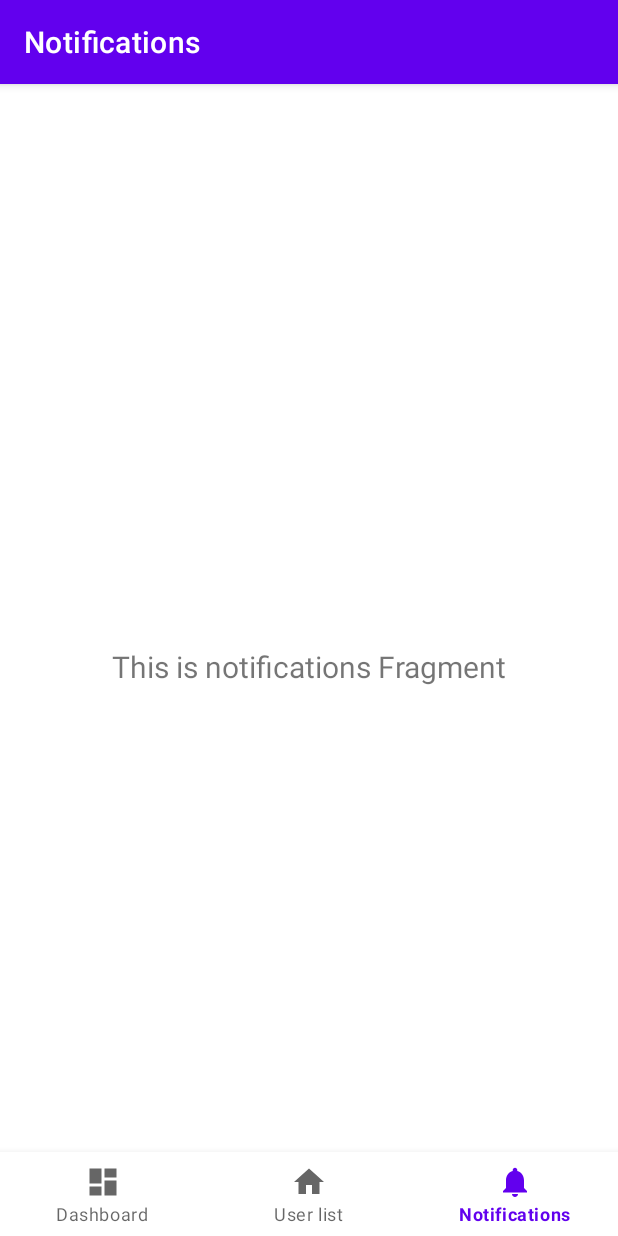
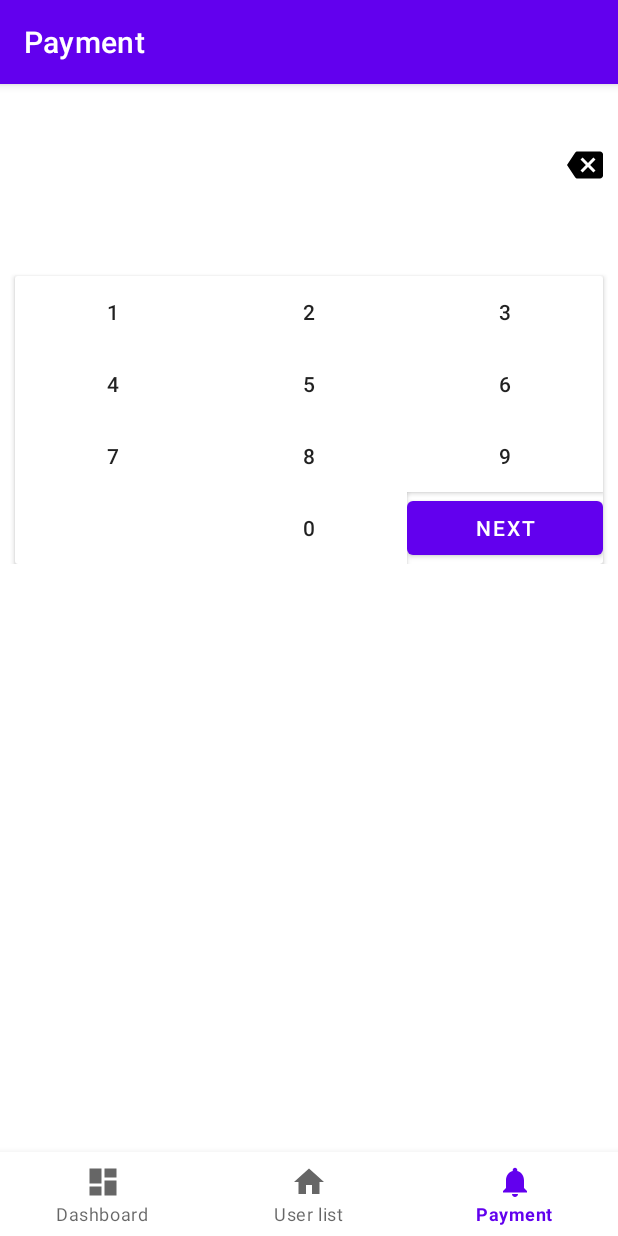
Before and after one commit to mutaquihadev/xitiqueapp, an Android app: the screen it shows after launch (MainActivity), item 3 of the bottom bar chosen, on a phone screen of 412 x 824 dp. Run offline under Robolectric (Android 15) with nearby library versions, the phone set to English and light mode, and no system bars; our stand-ins replace Dagger/Hilt's generated code, Firebase (no records; nobody signed in at launch, a user with empty details on screens opened directly), navigation-ui.

Commit message:
included screen of payment

```diff
--- a/app/src/main/java/com/kriaactividade/xitiqueapp/MainActivity.kt
+++ b/app/src/main/java/com/kriaactividade/xitiqueapp/MainActivity.kt
@@ -34,7 +34,7 @@ class MainActivity : AppCompatActivity() {
         // menu should be considered as top level destinations.
         val appBarConfiguration = AppBarConfiguration(
             setOf(
-                R.id.navigation_user_list, R.id.navigation_dashboard, R.id.navigation_notifications
+                R.id.navigation_user_list, R.id.navigation_dashboard, R.id.navigation_payment
             )
         )
         setupActionBarWithNavController(navController, appBarConfiguration)
--- a/app/src/main/java/com/kriaactividade/xitiqueapp/ui/notifications/NotificationsFragment.kt
+++ /dev/null
@@ -1,42 +0,0 @@
-package com.kriaactividade.xitiqueapp.ui.notifications
-
-import android.os.Bundle
-import android.view.LayoutInflater
-import android.view.View
-import android.view.ViewGroup
-import android.widget.TextView
-import androidx.fragment.app.Fragment
-import androidx.lifecycle.ViewModelProvider
-import com.kriaactividade.xitiqueapp.databinding.FragmentNotificationsBinding
-
-class NotificationsFragment : Fragment() {
-
-    private var _binding: FragmentNotificationsBinding? = null
-
-    // This property is only valid between onCreateView and
-    // onDestroyView.
-    private val binding get() = _binding!!
-
-    override fun onCreateView(
-        inflater: LayoutInflater,
-        container: ViewGroup?,
-        savedInstanceState: Bundle?
-    ): View {
-        val notificationsViewModel =
-            ViewModelProvider(this).get(NotificationsViewModel::class.java)
-
-        _binding = FragmentNotificationsBinding.inflate(inflater, container, false)
-        val root: View = binding.root
-
-        val textView: TextView = binding.textNotifications
-        notificationsViewModel.text.observe(viewLifecycleOwner) {
-            textView.text = it
-        }
-        return root
-    }
-
-    override fun onDestroyView() {
-        super.onDestroyView()
-        _binding = null
-    }
-}
--- a/app/src/main/java/com/kriaactividade/xitiqueapp/ui/notifications/NotificationsViewModel.kt
+++ /dev/null
@@ -1,13 +0,0 @@
-package com.kriaactividade.xitiqueapp.ui.notifications
-
-import androidx.lifecycle.LiveData
-import androidx.lifecycle.MutableLiveData
-import androidx.lifecycle.ViewModel
-
-class NotificationsViewModel : ViewModel() {
-
-    private val _text = MutableLiveData<String>().apply {
-        value = "This is notifications Fragment"
-    }
-    val text: LiveData<String> = _text
-}
--- /dev/null
+++ b/app/src/main/java/com/kriaactividade/xitiqueapp/ui/payment/PaymentFragment.kt
@@ -0,0 +1,79 @@
+package com.kriaactividade.xitiqueapp.ui.payment
+
+import android.os.Bundle
+import android.view.LayoutInflater
+import android.view.View
+import android.view.ViewGroup
+import androidx.fragment.app.Fragment
+import com.kriaactividade.xitiqueapp.databinding.FragmentPaymentBinding
+import dagger.hilt.android.AndroidEntryPoint
+
+@AndroidEntryPoint
+class PaymentFragment : Fragment() {
+
+    private lateinit var binding: FragmentPaymentBinding
+
+    override fun onCreateView(
+        inflater: LayoutInflater,
+        container: ViewGroup?,
+        savedInstanceState: Bundle?
+    ): View {
+        binding = FragmentPaymentBinding.inflate(layoutInflater)
+
+        setClickInCalculator()
+        clickToClearValues()
+
+        return binding.root
+    }
+
+    private fun clickToClearValues() {
+        binding.clearText.setOnClickListener {
+            if (binding.textNotifications.text.isNotEmpty()) {
+                val size = 0
+                val sizeString = binding.textNotifications.length() - 1
+                val textClear = binding.textNotifications.text.substring(size, sizeString)
+                binding.textNotifications.text = textClear
+            }
+        }
+    }
+
+    private fun setClickInCalculator() {
+        binding.layoutCalculator.apply {
+            btnZero.setOnClickListener {
+                setValueInCalculator("0")
+            }
+            btnOne.setOnClickListener {
+                setValueInCalculator("1")
+            }
+            btnTwo.setOnClickListener {
+                setValueInCalculator("2")
+            }
+            btnThree.setOnClickListener {
+                setValueInCalculator("3")
+            }
+            btnFour.setOnClickListener {
+                setValueInCalculator("4")
+            }
+            btnFive.setOnClickListener {
+                setValueInCalculator("5")
+            }
+            btnSix.setOnClickListener {
+                setValueInCalculator("6")
+            }
+            btnSeven.setOnClickListener {
+                setValueInCalculator("7")
+            }
+            btnEight.setOnClickListener {
+                setValueInCalculator("8")
+            }
+            btnNine.setOnClickListener {
+                setValueInCalculator("9")
+            }
+        }
+    }
+
+    private fun setValueInCalculator(value: String) {
+        binding.textNotifications.append(value)
+    }
+
+}
--- /dev/null
+++ b/app/src/main/java/com/kriaactividade/xitiqueapp/ui/payment/PaymentViewModel.kt
@@ -0,0 +1,8 @@
+package com.kriaactividade.xitiqueapp.ui.payment
+
+import androidx.lifecycle.ViewModel
+
+class PaymentViewModel : ViewModel() {
+
+
+}
--- /dev/null
+++ b/app/src/main/res/drawable/baseline_backspace_24.xml
@@ -0,0 +1,5 @@
+<vector android:autoMirrored="true" android:height="24dp"
+    android:tint="#000000" android:viewportHeight="24"
+    android:viewportWidth="24" android:width="24dp" xmlns:android="http://schemas.android.com/apk/res/android">
+    <path android:fillColor="@android:color/white" android:pathData="M22,3L7,3c-0.69,0 -1.23,0.35 -1.59,0.88L0,12l5.41,8.11c0.36,0.53 0.9,0.89 1.59,0.89h15c1.1,0 2,-0.9 2,-2L24,5c0,-1.1 -0.9,-2 -2,-2zM19,15.59L17.59,17 14,13.41 10.41,17 9,15.59 12.59,12 9,8.41 10.41,7 14,10.59 17.59,7 19,8.41 15.41,12 19,15.59z"/>
+</vector>
--- a/app/src/main/res/layout/fragment_notifications.xml
+++ /dev/null
@@ -1,22 +0,0 @@
-<?xml version="1.0" encoding="utf-8"?>
-<androidx.constraintlayout.widget.ConstraintLayout xmlns:android="http://schemas.android.com/apk/res/android"
-    xmlns:app="http://schemas.android.com/apk/res-auto"
-    xmlns:tools="http://schemas.android.com/tools"
-    android:layout_width="match_parent"
-    android:layout_height="match_parent"
-    tools:context=".ui.notifications.NotificationsFragment">
-
-    <TextView
-        android:id="@+id/text_notifications"
-        android:layout_width="match_parent"
-        android:layout_height="wrap_content"
-        android:layout_marginStart="8dp"
-        android:layout_marginTop="8dp"
-        android:layout_marginEnd="8dp"
-        android:textAlignment="center"
-        android:textSize="20sp"
-        app:layout_constraintBottom_toBottomOf="parent"
-        app:layout_constraintEnd_toEndOf="parent"
-        app:layout_constraintStart_toStartOf="parent"
-        app:layout_constraintTop_toTopOf="parent" />
-</androidx.constraintlayout.widget.ConstraintLayout>
--- /dev/null
+++ b/app/src/main/res/layout/fragment_payment.xml
@@ -0,0 +1,42 @@
+<?xml version="1.0" encoding="utf-8"?>
+<androidx.constraintlayout.widget.ConstraintLayout xmlns:android="http://schemas.android.com/apk/res/android"
+    xmlns:app="http://schemas.android.com/apk/res-auto"
+    xmlns:tools="http://schemas.android.com/tools"
+    android:layout_width="match_parent"
+    android:layout_height="match_parent"
+    tools:context=".ui.payment.PaymentFragment">
+
+    <TextView
+        android:id="@+id/text_notifications"
+        android:layout_width="0dp"
+        android:layout_height="100dp"
+        android:layout_margin="8dp"
+        android:textAlignment="center"
+        android:gravity="center"
+        android:textSize="24sp"
+        android:textColor="@color/black"
+        android:textStyle="bold"
+        app:layout_constraintEnd_toStartOf="@id/clear_text"
+        app:layout_constraintStart_toStartOf="parent"
+        app:layout_constraintTop_toTopOf="parent" />
+
+    <ImageButton
+        android:id="@+id/clear_text"
+        android:layout_width="wrap_content"
+        android:layout_height="wrap_content"
+        android:background="@android:color/transparent"
+        android:padding="10dp"
+        android:src="@drawable/baseline_backspace_24"
+        app:layout_constraintBottom_toBottomOf="@+id/text_notifications"
+        app:layout_constraintEnd_toEndOf="parent"
+        app:layout_constraintStart_toEndOf="@id/text_notifications"
+        app:layout_constraintTop_toTopOf="parent" />
+
+        <include android:layout_width="match_parent"
+            android:id="@+id/layout_calculator"
+            android:layout_height="wrap_content"
+            android:layout_marginTop="10dp"
+            app:layout_constraintTop_toBottomOf="@id/text_notifications"
+            layout="@layout/layout_calculator"
+            />
+</androidx.constraintlayout.widget.ConstraintLayout>
--- /dev/null
+++ b/app/src/main/res/layout/layout_calculator.xml
@@ -0,0 +1,142 @@
+<?xml version="1.0" encoding="utf-8"?>
+<androidx.constraintlayout.widget.ConstraintLayout xmlns:android="http://schemas.android.com/apk/res/android"
+    xmlns:app="http://schemas.android.com/apk/res-auto"
+    xmlns:tools="http://schemas.android.com/tools"
+    android:layout_width="match_parent"
+    android:layout_height="match_parent">
+
+    <androidx.cardview.widget.CardView
+        android:layout_width="match_parent"
+        android:layout_height="wrap_content"
+        android:layout_margin="10dp"
+        app:layout_constraintEnd_toEndOf="parent"
+        app:layout_constraintStart_toStartOf="parent"
+        app:layout_constraintTop_toTopOf="parent">
+
+        <androidx.constraintlayout.widget.ConstraintLayout
+            android:layout_width="match_parent"
+            android:layout_height="wrap_content">
+
+            <androidx.appcompat.widget.AppCompatButton
+                android:id="@+id/btn_one"
+                android:background="@color/white"
+                android:layout_width="0dp"
+                android:layout_height="wrap_content"
+                android:text="1"
+                app:layout_constraintEnd_toStartOf="@id/btn_two"
+                app:layout_constraintStart_toStartOf="parent"
+                app:layout_constraintTop_toTopOf="parent" />
+
+            <androidx.appcompat.widget.AppCompatButton
+                android:id="@+id/btn_two"
+                android:layout_width="0dp"
+                android:layout_height="wrap_content"
+                android:text="2"
+                android:background="@color/white"
+                app:layout_constraintEnd_toStartOf="@id/btn_three"
+                app:layout_constraintStart_toEndOf="@id/btn_one"
+                app:layout_constraintTop_toTopOf="parent" />
+
+            <androidx.appcompat.widget.AppCompatButton
+                android:id="@+id/btn_three"
+                android:layout_width="0dp"
+                android:layout_height="wrap_content"
+                android:text="3"
+                android:background="@color/white"
+                app:layout_constraintEnd_toEndOf="parent"
+                app:layout_constraintStart_toEndOf="@id/btn_two"
+                app:layout_constraintTop_toTopOf="parent" />
+
+            <androidx.appcompat.widget.AppCompatButton
+                android:id="@+id/btn_four"
+                android:layout_width="0dp"
+                android:layout_height="wrap_content"
+                android:text="4"
+                android:background="@color/white"
+                app:layout_constraintEnd_toStartOf="@id/btn_two"
+                app:layout_constraintStart_toStartOf="parent"
+                app:layout_constraintTop_toBottomOf="@id/btn_one" />
+
+            <androidx.appcompat.widget.AppCompatButton
+                android:id="@+id/btn_five"
+                android:layout_width="0dp"
+                android:layout_height="wrap_content"
+                android:text="5"
+                android:background="@color/white"
+                app:layout_constraintEnd_toStartOf="@id/btn_six"
+                app:layout_constraintStart_toEndOf="@id/btn_four"
+                app:layout_constraintTop_toBottomOf="@id/btn_two" />
+
+            <androidx.appcompat.widget.AppCompatButton
+                android:id="@+id/btn_six"
+                android:layout_width="0dp"
+                android:layout_height="wrap_content"
+                android:text="6"
+                android:background="@color/white"
+                app:layout_constraintEnd_toEndOf="parent"
+                app:layout_constraintStart_toEndOf="@id/btn_five"
+                app:layout_constraintTop_toBottomOf="@id/btn_three" />
+
+            <androidx.appcompat.widget.AppCompatButton
+                android:id="@+id/btn_seven"
+                android:layout_width="0dp"
+                android:layout_height="wrap_content"
+                android:text="7"
+                android:background="@color/white"
+                app:layout_constraintEnd_toStartOf="@id/btn_two"
+                app:layout_constraintStart_toStartOf="parent"
+                app:layout_constraintTop_toBottomOf="@id/btn_four" />
+
+            <androidx.appcompat.widget.AppCompatButton
+                android:id="@+id/btn_eight"
+                android:layout_width="0dp"
+                android:layout_height="wrap_content"
+                android:text="8"
+                android:background="@color/white"
+                app:layout_constraintEnd_toStartOf="@id/btn_six"
+                app:layout_constraintStart_toEndOf="@id/btn_four"
+                app:layout_constraintTop_toBottomOf="@id/btn_five" />
+
+            <androidx.appcompat.widget.AppCompatButton
+                android:id="@+id/btn_nine"
+                android:layout_width="0dp"
+                android:layout_height="wrap_content"
+                android:text="9"
+                android:background="@color/white"
+                app:layout_constraintEnd_toEndOf="parent"
+                app:layout_constraintStart_toEndOf="@id/btn_five"
+                app:layout_constraintTop_toBottomOf="@id/btn_six" />
+
+            <androidx.appcompat.widget.AppCompatButton
+                android:id="@+id/btn_comma"
+                android:layout_width="0dp"
+                android:layout_height="wrap_content"
+                android:background="@color/white"
+                app:layout_constraintEnd_toStartOf="@id/btn_two"
+                app:layout_constraintStart_toStartOf="parent"
+                app:layout_constraintTop_toBottomOf="@id/btn_seven" />
+
+            <androidx.appcompat.widget.AppCompatButton
+                android:id="@+id/btn_zero"
+                android:layout_width="0dp"
+                android:layout_height="wrap_content"
+                android:background="@color/white"
+                android:text="0"
+                app:layout_constraintEnd_toStartOf="@id/btn_six"
+                app:layout_constraintStart_toEndOf="@id/btn_four"
+                app:layout_constraintTop_toBottomOf="@id/btn_eight" />
+
+
+            <Button
+                android:id="@+id/btn_next"
+                android:layout_width="0dp"
+                android:layout_height="wrap_content"
+                android:text="Next"
+                app:layout_constraintEnd_toEndOf="parent"
+                app:layout_constraintStart_toEndOf="@id/btn_five"
+                app:layout_constraintTop_toBottomOf="@id/btn_seven" />
+
+        </androidx.constraintlayout.widget.ConstraintLayout>
+    </androidx.cardview.widget.CardView>
+
+</androidx.constraintlayout.widget.ConstraintLayout>
--- a/app/src/main/res/menu/bottom_nav_menu.xml
+++ b/app/src/main/res/menu/bottom_nav_menu.xml
@@ -12,8 +12,8 @@
         android:title="@string/title_user_list" />
 
     <item
-        android:id="@+id/navigation_notifications"
+        android:id="@+id/navigation_payment"
         android:icon="@drawable/ic_notifications_black_24dp"
-        android:title="@string/title_notifications" />
+        android:title="@string/title_payment" />
 
 </menu>
--- a/app/src/main/res/navigation/mobile_navigation.xml
+++ b/app/src/main/res/navigation/mobile_navigation.xml
@@ -18,8 +18,8 @@
         tools:layout="@layout/fragment_dashboard" />
 
     <fragment
-        android:id="@+id/navigation_notifications"
-        android:name="com.kriaactividade.xitiqueapp.ui.notifications.NotificationsFragment"
-        android:label="@string/title_notifications"
-        tools:layout="@layout/fragment_notifications" />
+        android:id="@+id/navigation_payment"
+        android:name="com.kriaactividade.xitiqueapp.ui.payment.PaymentFragment"
+        android:label="@string/title_payment"
+        tools:layout="@layout/fragment_payment" />
 </navigation>
--- a/app/src/main/res/values/strings.xml
+++ b/app/src/main/res/values/strings.xml
@@ -2,5 +2,5 @@
     <string name="app_name">xitiqueapp</string>
     <string name="title_user_list">User list</string>
     <string name="title_dashboard">Dashboard</string>
-    <string name="title_notifications">Notifications</string>
+    <string name="title_payment">Payment</string>
 </resources>
```
